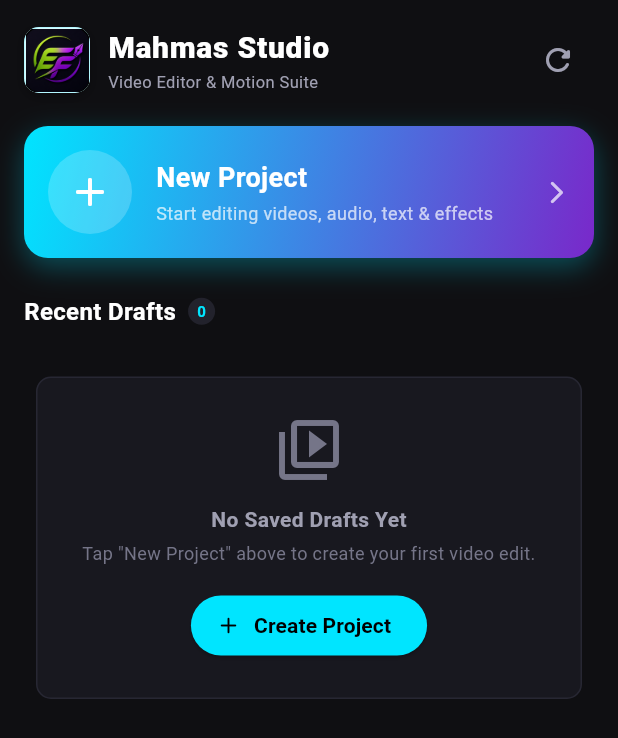
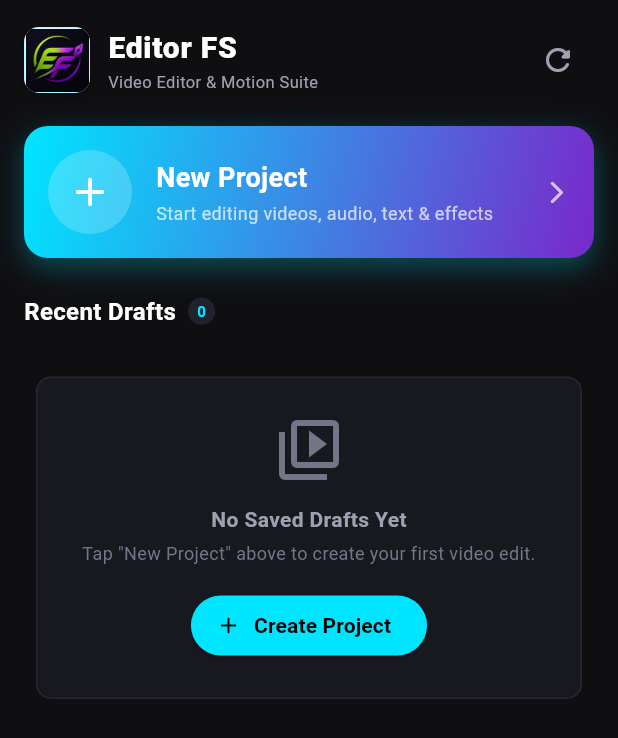
Before and after one commit to Almasyash/capcut-video-editor-flutter, a Flutter app: the screen it shows after launch, on a phone screen of 412 x 824 dp. Shown: the top 738 px of the screen. Run offline on Flutter 3.47's test engine with Material 3 defaults, Android fonts, the phone set to English and light mode, and no system bars.

Commit message:
chore(app): rename app to Editor FS

```diff
--- a/lib/ui/features/editor/views/widgets/export_modal_sheet.dart
+++ b/lib/ui/features/editor/views/widgets/export_modal_sheet.dart
@@ -200,7 +200,7 @@
                           Text('Render Engine', style: TextStyle(fontSize: 11, color: AppColors.textSecondary)),
                           SizedBox(height: 2),
                           Text(
-                            'Mahmas Studio Engine (H.264)',
+                            'Editor FS Engine (H.264)',
                             style: TextStyle(fontSize: 12, fontWeight: FontWeight.w600, color: AppColors.textPrimary),
                           ),
                         ],
--- a/lib/ui/features/editor/views/widgets/top_navigation_bar.dart
+++ b/lib/ui/features/editor/views/widgets/top_navigation_bar.dart
@@ -108,7 +108,7 @@
           ),
           const SizedBox(width: 4),
           const Text(
-            'Mahmas',
+            'Editor FS',
             style: TextStyle(
               fontSize: 10.5,
               fontWeight: FontWeight.w900,
--- a/lib/ui/features/home/views/home_screen.dart
+++ b/lib/ui/features/home/views/home_screen.dart
@@ -166,7 +166,7 @@
                             crossAxisAlignment: CrossAxisAlignment.start,
                             children: [
                               Text(
-                                'Mahmas Studio',
+                                'Editor FS',
                                 style: TextStyle(
                                   fontSize: 20,
                                   fontWeight: FontWeight.w900,
```
Also changed, not shown: 2 other files.
